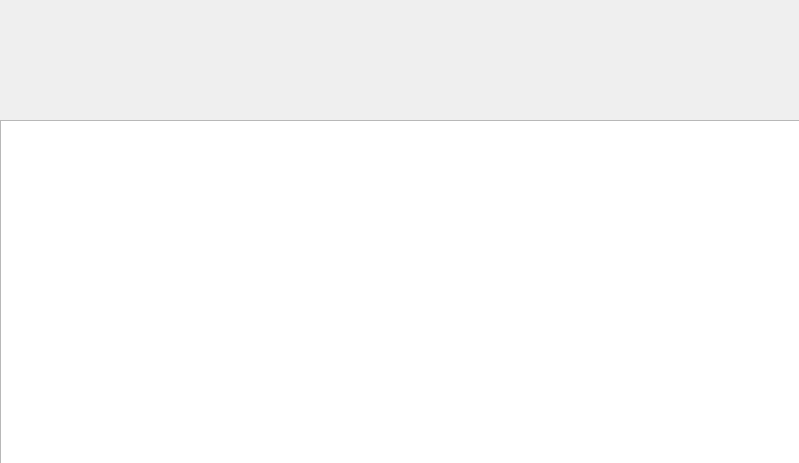
This is StudentInfoSystem/courseui_std.ui in HHHHHunger98/Qt_musicplayer as Qt 5 draws it before an edit. The edited form follows.
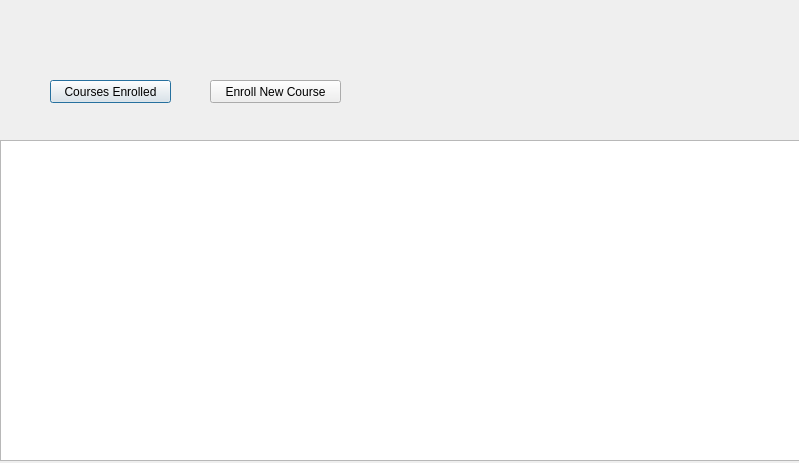
This is the edited form.

Commit message: update ui for course information

What changed in the file:
```diff
--- a/StudentInfoSystem/courseui_std.ui
+++ b/StudentInfoSystem/courseui_std.ui
@@ -17,12 +17,38 @@
    <property name="geometry">
     <rect>
      <x>0</x>
-     <y>120</y>
+     <y>140</y>
      <width>801</width>
-     <height>351</height>
+     <height>321</height>
     </rect>
    </property>
   </widget>
+  <widget class="QPushButton" name="pushButton_selected">
+   <property name="geometry">
+    <rect>
+     <x>50</x>
+     <y>80</y>
+     <width>121</width>
+     <height>23</height>
+    </rect>
+   </property>
+   <property name="text">
+    <string>Courses Enrolled</string>
+   </property>
+  </widget>
+  <widget class="QPushButton" name="pushButton_courses">
+   <property name="geometry">
+    <rect>
+     <x>210</x>
+     <y>80</y>
+     <width>131</width>
+     <height>23</height>
+    </rect>
+   </property>
+   <property name="text">
+    <string>Enroll New Course</string>
+   </property>
+  </widget>
  </widget>
  <resources/>
  <connections/>
```
The commit also changes 31 other files.
